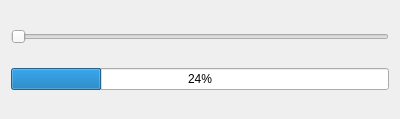
This is qt024/dialog.ui in ggurbet/qtexamples as Qt 5 draws it before an edit. The edited form follows.
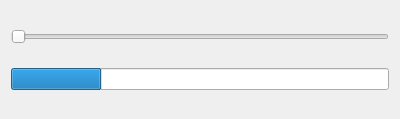
This is the edited form.

Commit message: Finished example 24

Patch:
```diff
--- a/qt024/dialog.ui
+++ b/qt024/dialog.ui
@@ -26,6 +26,9 @@
      <property name="value">
       <number>24</number>
      </property>
+     <property name="textVisible">
+      <bool>false</bool>
+     </property>
     </widget>
    </item>
   </layout>
```
Left out of the diff: 19 changed lines with no effect on the pictures.
